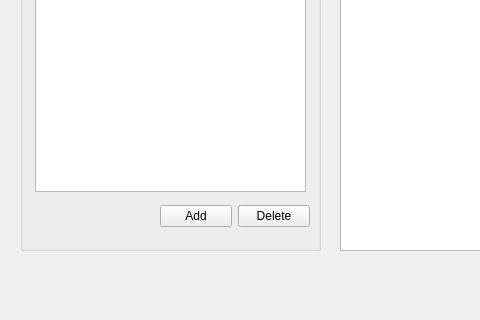
Before: the Qt Designer form mainwindow.ui in ousatov-ua/SinglePassword, drawn with Qt 5; both pictures show x 0 to 480 and y 280 to 600 of the 800 by 600 pixel window.
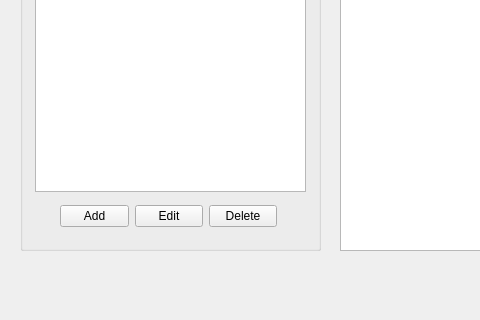
After: the same form once the commit is applied.

```diff
--- a/mainwindow.ui
+++ b/mainwindow.ui
@@ -61,9 +61,9 @@
     <widget class="QWidget" name="">
      <property name="geometry">
       <rect>
-       <x>140</x>
+       <x>40</x>
        <y>480</y>
-       <width>150</width>
+       <width>217</width>
        <height>32</height>
       </rect>
      </property>
@@ -75,6 +75,13 @@
         </property>
        </widget>
       </item>
+      <item>
+       <widget class="QPushButton" name="editToken_">
+        <property name="text">
+         <string>Edit</string>
+        </property>
+       </widget>
+      </item>
       <item>
        <widget class="QPushButton" name="deleteToken_">
         <property name="text">
```
